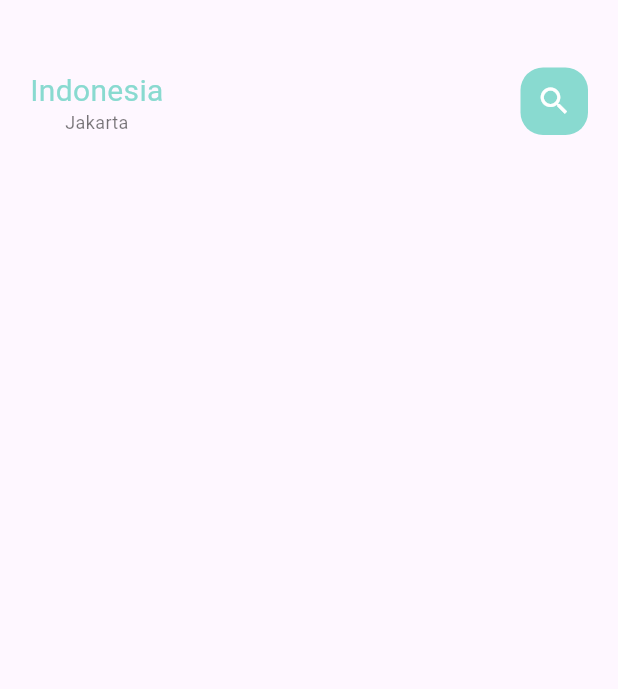
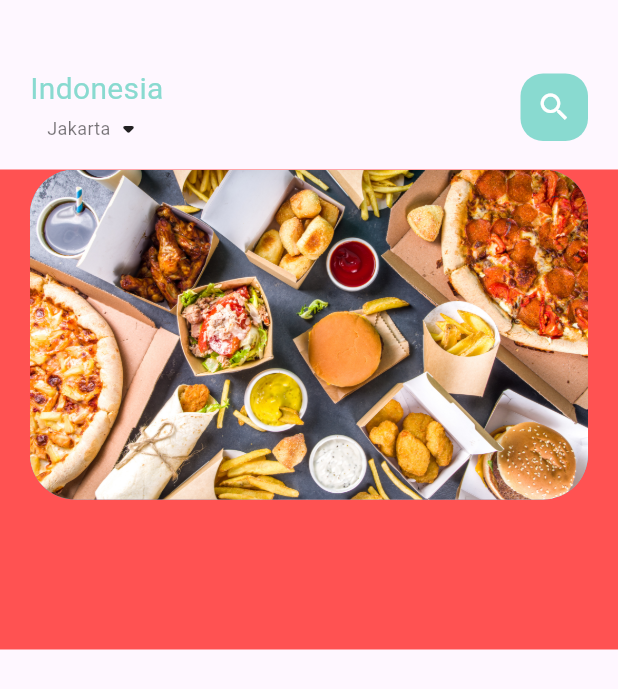
Before and after one commit to micodee/flutter_food_shop, a Flutter app: the screen it shows after launch, on a phone screen of 412 x 824 dp. Shown: the top 689 px of the screen. Run offline on Flutter 3.47's test engine with Material 2 defaults, Android fonts, the phone set to English and light mode, and no system bars.

Commit message:
create header

```diff
--- /dev/null
+++ b/lib/home/food_page_body.dart
@@ -0,0 +1,38 @@
+import 'package:flutter/material.dart';
+
+class FoodPageBody extends StatelessWidget {
+  const FoodPageBody({super.key});
+
+  @override
+  Widget build(BuildContext context) {
+    return Container(
+      color: Colors.redAccent,
+      height: 320,
+      child: PageView.builder(
+        itemCount: 5,
+        itemBuilder: (context, position) {
+        return _buildPageItem(position);
+      }),
+    );
+  }
+  Widget _buildPageItem(int index){
+    return Stack(
+      children: [
+        Container(
+        height: 220,
+        margin: EdgeInsets.only(left: 20, right: 20),
+        decoration: BoxDecoration(
+          borderRadius: BorderRadius.circular(30),
+          color: index.isEven?Color(0xFF69c5df):Color(0xFF9294cc),
+          image: DecorationImage(
+            fit: BoxFit.cover,
+            image: AssetImage(
+              "assets/image/food1.jpg"
+            )
+            )
+        ),
+      ),
+      ]
+    );
+  }
+}
--- a/lib/home/main_food_page.dart
+++ b/lib/home/main_food_page.dart
@@ -1,4 +1,5 @@
 import 'package:flutter/material.dart';
+import 'package:flutter_food_shop/home/food_page_body.dart';
 import 'package:flutter_food_shop/utils/colors.dart';
 import 'package:flutter_food_shop/widgets/big_text.dart';
 import 'package:flutter_food_shop/widgets/small_text.dart';
@@ -26,7 +27,12 @@ class _MainFoodPageState extends State<MainFoodPage> {
                   Column(
                     children: [
                       BigText(text: "Indonesia", color: AppColors.mainColor,),
-                      SmallText(text: "Jakarta", color: Colors.black54,)
+                      Row(
+                        children: [
+                          SmallText(text: "Jakarta", color: Colors.black54,),
+                          Icon(Icons.arrow_drop_down_rounded)
+                        ],
+                      )
                     ],
                   ),
                   Center(
@@ -44,6 +50,7 @@ class _MainFoodPageState extends State<MainFoodPage> {
               ),
             ),
           ),
+          FoodPageBody()
         ],
       ),
     );
--- a/pubspec.yaml
+++ b/pubspec.yaml
@@ -59,9 +59,8 @@ flutter:
   uses-material-design: true
 
   # To add assets to your application, add an assets section, like this:
-  # assets:
-  #   - images/a_dot_burr.jpeg
-  #   - images/a_dot_ham.jpeg
+  assets:
+    - assets/image/
 
   # An image asset can refer to one or more resolution-specific "variants", see
   # https://flutter.dev/assets-and-images/#resolution-aware
```
Also changed, not shown: assets/image/food1.jpg (added).
